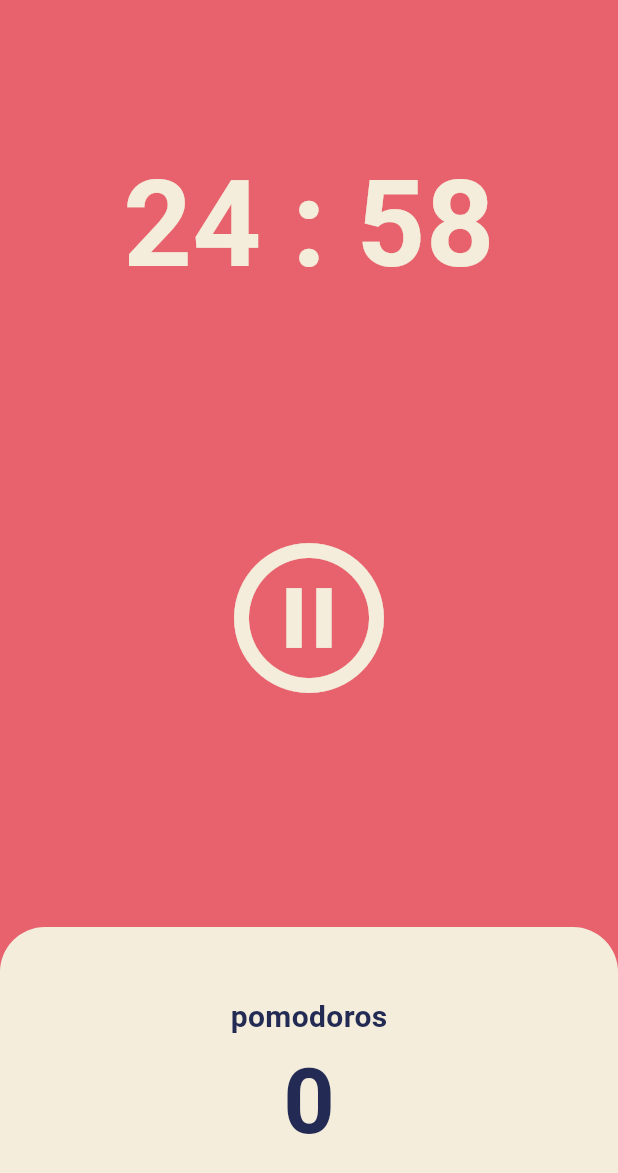
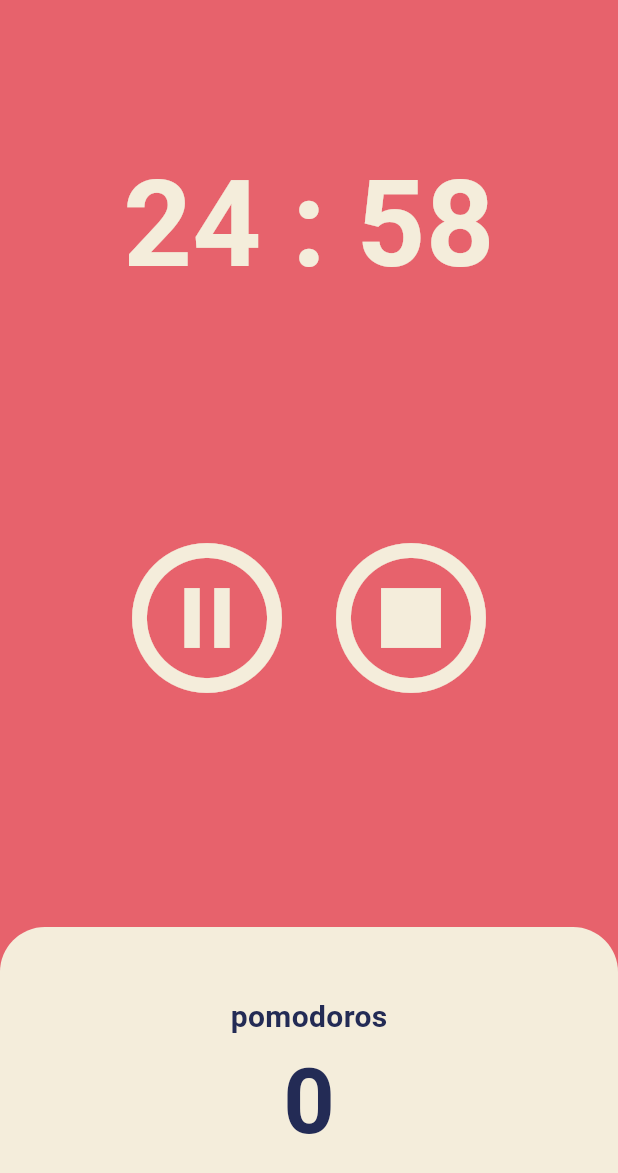
Before and after one commit to leejewon97/Pomodoro, a Flutter app: the screen it shows after launch, after a tap on the "play circle outline" icon, on a phone screen of 412 x 824 dp. Shown: the top 1173 px of the screen. Run offline on Flutter 3.47's test engine with Material 3 defaults, Android fonts, the phone set to English and light mode, and no system bars.

Commit message:
정지 버튼 구현 IconButton을 Row로 감싼 뒤, isRunning 참거짓 여부에 따라 생기는 IconButton 추가 거짓일 시 SizedBox.shrink()로 빈 공간을 만들어 레이아웃이 깨지지 않도록 함 새로운 IconButton은 onPressed 콜백으로 onStopPressed 메서드를 전달

```diff
--- a/lib/screens/home_screen.dart
+++ b/lib/screens/home_screen.dart
@@ -48,6 +48,14 @@ class _HomeScreenState extends State<HomeScreen> {
     });
   }
 
+  void onStopPressed() {
+    timer.cancel();
+    setState(() {
+      isRunning = false;
+      totalSeconds = fullSeconds;
+    });
+  }
+
   String formatTime(int time) {
     Duration duration = Duration(seconds: time);
     String hms = duration.toString().split('.').first;
@@ -77,7 +85,10 @@ class _HomeScreenState extends State<HomeScreen> {
           Flexible(
             flex: 2,
             child: Center(
-              child: IconButton(
+              child: Row(
+                mainAxisAlignment: MainAxisAlignment.center,
+                children: [
+                  IconButton(
                     onPressed: isRunning ? onPausePressed : onStartPressed,
                     icon: Icon(
                       isRunning
@@ -86,6 +97,18 @@ class _HomeScreenState extends State<HomeScreen> {
                       size: 120.0,
                       color: Theme.of(context).cardColor,
                     ),
+                  ),
+                  isRunning
+                      ? IconButton(
+                          onPressed: onStopPressed,
+                          icon: Icon(
+                            Icons.stop_circle_outlined,
+                            size: 120.0,
+                            color: Theme.of(context).cardColor,
+                          ),
+                        )
+                      : const SizedBox.shrink(),
+                ],
               ),
             ),
           ),
```
Lines whose indentation alone changed are shown as unchanged.
